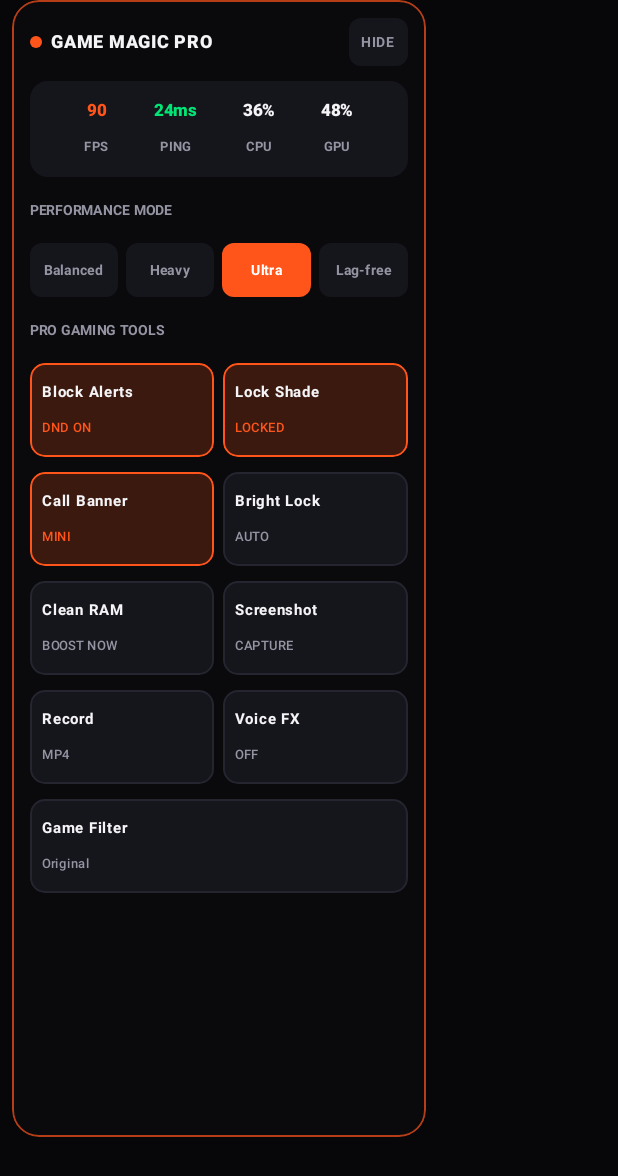
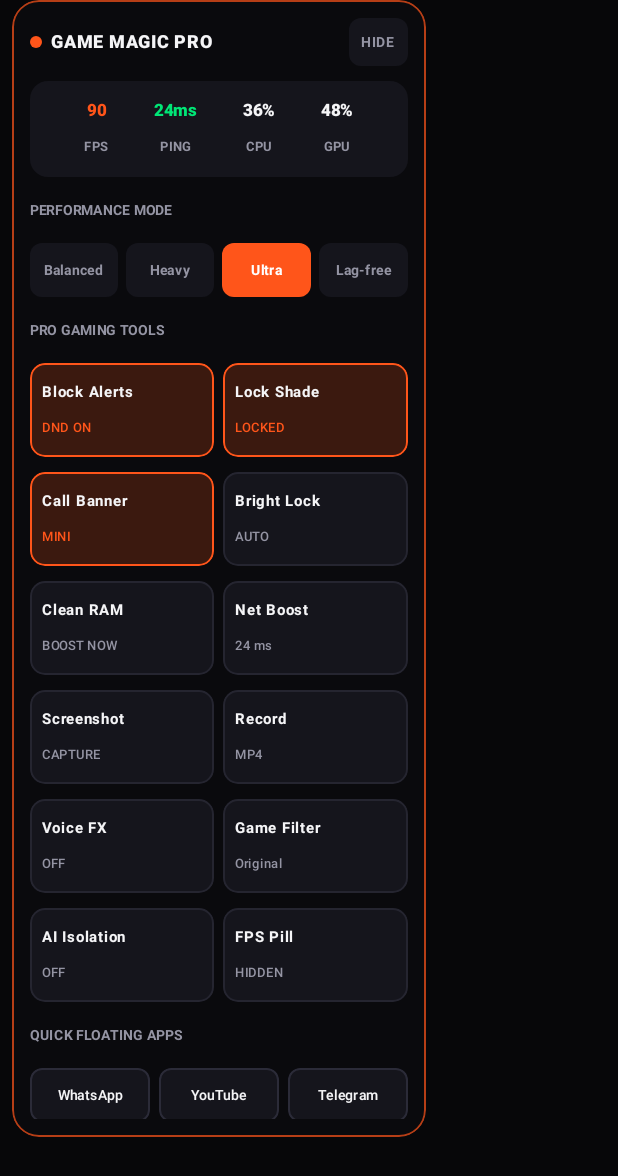
Before and after one commit to coolcrazy4419-ai/Game-magic, an Android app built with Jetpack Compose: the composable CompactSwipeUpSidebar called with empty values, on a phone screen of 412 x 824 dp. Shown: the top 1176 px of the screen. Run offline under Robolectric (Android 15) with nearby library versions, the phone set to English and light mode, and no system bars.

Commit message:
Update CompactSwipeUpSidebar.kt

```diff
--- a/app/src/main/java/com/example/ui/components/CompactSwipeUpSidebar.kt
+++ b/app/src/main/java/com/example/ui/components/CompactSwipeUpSidebar.kt
@@ -8,6 +8,8 @@ import androidx.compose.foundation.rememberScrollState
 import androidx.compose.foundation.shape.CircleShape
 import androidx.compose.foundation.shape.RoundedCornerShape
 import androidx.compose.foundation.verticalScroll
+import androidx.compose.material3.Slider
+import androidx.compose.material3.SliderDefaults
 import androidx.compose.material3.Text
 import androidx.compose.runtime.Composable
 import androidx.compose.ui.Alignment
@@ -22,13 +24,32 @@ import com.example.core.HardwareSnapshot
 import com.example.core.RedMagicPerfMode
 import com.example.core.RedMagicState
 
+sealed interface ProSidebarAction {
+    data object TurboBoostNow : ProSidebarAction
+    data object NetworkBoostNow : ProSidebarAction
+    data object TakeScreenshot : ProSidebarAction
+    data object ToggleScreenRecording : ProSidebarAction
+    data object CycleFilter : ProSidebarAction
+    data class SetPerfMode(val mode: RedMagicPerfMode) : ProSidebarAction
+    data class ToggleBlockAlerts(val enabled: Boolean) : ProSidebarAction
+    data class ToggleLockControlCenter(val enabled: Boolean) : ProSidebarAction
+    data class ToggleSmallCallBanner(val enabled: Boolean) : ProSidebarAction
+    data class ToggleBrightnessLock(val enabled: Boolean) : ProSidebarAction
+    data class ToggleAiIsolation(val enabled: Boolean) : ProSidebarAction
+    data class ToggleMiniFpsCounter(val enabled: Boolean) : ProSidebarAction
+    data class ToggleVoiceChanger(val enabled: Boolean) : ProSidebarAction
+    data class LaunchFloatingApp(val pkg: String) : ProSidebarAction
+    data class SetTouchSensitivity(val value: Float) : ProSidebarAction
+    data class SetTouchResponse(val value: Float) : ProSidebarAction
+}
+
 @Composable
 fun CompactSwipeUpSidebar(
     rmState: RedMagicState,
     hw: HardwareSnapshot,
     boostReadout: String?,
     onClose: () -> Unit,
-    onAction: (MagicSidebarAction) -> Unit
+    onAction: (ProSidebarAction) -> Unit
 ) {
     val bgCard = Color(0xF20B0B0E)
     val tileBg = Color(0xFF15151C)
@@ -119,7 +140,7 @@ fun CompactSwipeUpSidebar(
                         .weight(1f)
                         .clip(RoundedCornerShape(8.dp))
                         .background(if (selected) accentOrange else tileBg)
-                        .clickable { onAction(MagicSidebarAction.SetPerfMode(mode)) }
+                        .clickable { onAction(ProSidebarAction.SetPerfMode(mode)) }
                         .padding(vertical = 6.dp),
                     contentAlignment = Alignment.Center
                 ) {
@@ -143,14 +164,14 @@ fun CompactSwipeUpSidebar(
                 title = "Block Alerts",
                 subtitle = if (rmState.blockAlerts) "DND ON" else "OFF",
                 active = rmState.blockAlerts
-            ) { onAction(MagicSidebarAction.ToggleBlockAlerts(!rmState.blockAlerts)) }
+            ) { onAction(ProSidebarAction.ToggleBlockAlerts(!rmState.blockAlerts)) }
 
             ToggleTile(
                 modifier = Modifier.weight(1f),
                 title = "Lock Shade",
                 subtitle = if (rmState.lockControlCenter) "LOCKED" else "OFF",
                 active = rmState.lockControlCenter
-            ) { onAction(MagicSidebarAction.ToggleLockControlCenter(!rmState.lockControlCenter)) }
+            ) { onAction(ProSidebarAction.ToggleLockControlCenter(!rmState.lockControlCenter)) }
         }
 
         Row(Modifier.fillMaxWidth(), horizontalArrangement = Arrangement.spacedBy(6.dp)) {
@@ -159,14 +180,14 @@ fun CompactSwipeUpSidebar(
                 title = "Call Banner",
                 subtitle = if (rmState.smallCallBanner) "MINI" else "OFF",
                 active = rmState.smallCallBanner
-            ) { onAction(MagicSidebarAction.ToggleSmallCallBanner(!rmState.smallCallBanner)) }
+            ) { onAction(ProSidebarAction.ToggleSmallCallBanner(!rmState.smallCallBanner)) }
 
             ToggleTile(
                 modifier = Modifier.weight(1f),
                 title = "Bright Lock",
                 subtitle = if (rmState.brightnessLock) "FIXED" else "AUTO",
                 active = rmState.brightnessLock
-            ) { onAction(MagicSidebarAction.ToggleBrightnessLock(!rmState.brightnessLock)) }
+            ) { onAction(ProSidebarAction.ToggleBrightnessLock(!rmState.brightnessLock)) }
         }
 
         Row(Modifier.fillMaxWidth(), horizontalArrangement = Arrangement.spacedBy(6.dp)) {
@@ -175,39 +196,103 @@ fun CompactSwipeUpSidebar(
                 title = "Clean RAM",
                 subtitle = "BOOST NOW",
                 active = false
-            ) { onAction(MagicSidebarAction.TurboBoostNow) }
+            ) { onAction(ProSidebarAction.TurboBoostNow) }
 
+            ToggleTile(
+                modifier = Modifier.weight(1f),
+                title = "Net Boost",
+                subtitle = "${hw.pingMs} ms",
+                active = false
+            ) { onAction(ProSidebarAction.NetworkBoostNow) }
+        }
+
+        Row(Modifier.fillMaxWidth(), horizontalArrangement = Arrangement.spacedBy(6.dp)) {
             ToggleTile(
                 modifier = Modifier.weight(1f),
                 title = "Screenshot",
                 subtitle = "CAPTURE",
                 active = false
-            ) { onAction(MagicSidebarAction.TakeScreenshot) }
+            ) { onAction(ProSidebarAction.TakeScreenshot) }
+
+            ToggleTile(
+                modifier = Modifier.weight(1f),
+                title = "Record",
+                subtitle = if (rmState.isRecording) "REC ${rmState.recordingSeconds}s" else "MP4",
+                active = rmState.isRecording
+            ) { onAction(ProSidebarAction.ToggleScreenRecording) }
         }
 
         Row(Modifier.fillMaxWidth(), horizontalArrangement = Arrangement.spacedBy(6.dp)) {
             ToggleTile(
                 modifier = Modifier.weight(1f),
-                title = "Record",
-                subtitle = if (rmState.isRecording) "REC ${rmState.recordingSeconds}s" else "MP4",
-                active = rmState.isRecording
-            ) { onAction(MagicSidebarAction.ToggleScreenRecording) }
+                title = "Voice FX",
+                subtitle = if (rmState.voiceChanger) "ACTIVE" else "OFF",
+                active = rmState.voiceChanger
+            ) { onAction(ProSidebarAction.ToggleVoiceChanger(!rmState.voiceChanger)) }
 
             ToggleTile(
                 modifier = Modifier.weight(1f),
-                title = "Voice FX",
-                subtitle = if (rmState.voiceChanger) "ACTIVE" else "OFF",
-                active = rmState.voiceChanger
-            ) { onAction(MagicSidebarAction.ToggleVoiceChanger(!rmState.voiceChanger)) }
+                title = "Game Filter",
+                subtitle = rmState.filter.label,
+                active = rmState.filter.ordinal != 0
+            ) { onAction(ProSidebarAction.CycleFilter) }
         }
 
         Row(Modifier.fillMaxWidth(), horizontalArrangement = Arrangement.spacedBy(6.dp)) {
             ToggleTile(
                 modifier = Modifier.weight(1f),
-                title = "Game Filter",
-                subtitle = rmState.filter.label,
-                active = rmState.filter.ordinal != 0
-            ) { onAction(MagicSidebarAction.CycleFilter) }
+                title = "AI Isolation",
+                subtitle = if (rmState.aiIsolation) "ON" else "OFF",
+                active = rmState.aiIsolation
+            ) { onAction(ProSidebarAction.ToggleAiIsolation(!rmState.aiIsolation)) }
+
+            ToggleTile(
+                modifier = Modifier.weight(1f),
+                title = "FPS Pill",
+                subtitle = if (rmState.showMiniFpsCounter) "SHOWN" else "HIDDEN",
+                active = rmState.showMiniFpsCounter
+            ) { onAction(ProSidebarAction.ToggleMiniFpsCounter(!rmState.showMiniFpsCounter)) }
+        }
+
+        Text("QUICK FLOATING APPS", color = textMuted, fontSize = 9.sp, fontWeight = FontWeight.Bold)
+        Row(Modifier.fillMaxWidth(), horizontalArrangement = Arrangement.spacedBy(6.dp)) {
+            QuickAppChip(Modifier.weight(1f), "WhatsApp") {
+                onAction(ProSidebarAction.LaunchFloatingApp("com.whatsapp"))
+            }
+            QuickAppChip(Modifier.weight(1f), "YouTube") {
+                onAction(ProSidebarAction.LaunchFloatingApp("com.google.android.youtube"))
+            }
+            QuickAppChip(Modifier.weight(1f), "Telegram") {
+                onAction(ProSidebarAction.LaunchFloatingApp("org.telegram.messenger"))
+            }
+        }
+
+        Column(
+            modifier = Modifier
+                .fillMaxWidth()
+                .clip(RoundedCornerShape(12.dp))
+                .background(tileBg)
+                .padding(horizontal = 10.dp, vertical = 6.dp)
+        ) {
+            Row(Modifier.fillMaxWidth(), horizontalArrangement = Arrangement.SpaceBetween) {
+                Text("Touch Sensitivity", color = textPrimary, fontSize = 9.5.sp, fontWeight = FontWeight.SemiBold)
+                Text("${(rmState.touchSensitivity * 100).toInt()}%", color = accentOrange, fontSize = 9.5.sp, fontWeight = FontWeight.Bold)
+            }
+            Slider(
+                value = rmState.touchSensitivity,
+                onValueChange = { onAction(ProSidebarAction.SetTouchSensitivity(it)) },
+                colors = SliderDefaults.colors(thumbColor = accentOrange, activeTrackColor = accentOrange)
+            )
+
+            Row(Modifier.fillMaxWidth(), horizontalArrangement = Arrangement.SpaceBetween) {
+                Text("Touch Response", color = textPrimary, fontSize = 9.5.sp, fontWeight = FontWeight.SemiBold)
+                Text("${(rmState.touchResponse * 100).toInt()}%", color = accentOrange, fontSize = 9.5.sp, fontWeight = FontWeight.Bold)
+            }
+            Slider(
+                value = rmState.touchResponse,
+                onValueChange = { onAction(ProSidebarAction.SetTouchResponse(it)) },
+                colors = SliderDefaults.colors(thumbColor = accentOrange, activeTrackColor = accentOrange)
+            )
         }
     }
 }
@@ -251,3 +336,22 @@ private fun ToggleTile(
         )
     }
 }
+
+@Composable
+private fun QuickAppChip(
+    modifier: Modifier = Modifier,
+    label: String,
+    onClick: () -> Unit
+) {
+    Box(
+        modifier = modifier
+            .clip(RoundedCornerShape(8.dp))
+            .background(Color(0xFF15151C))
+            .border(0.8.dp, Color(0xFF2B2B38), RoundedCornerShape(8.dp))
+            .clickable { onClick() }
+            .padding(vertical = 6.dp),
+        contentAlignment = Alignment.Center
+    ) {
+        Text(label, color = Color(0xFFF5F5F7), fontSize = 9.sp, fontWeight = FontWeight.SemiBold)
+    }
+}
```
